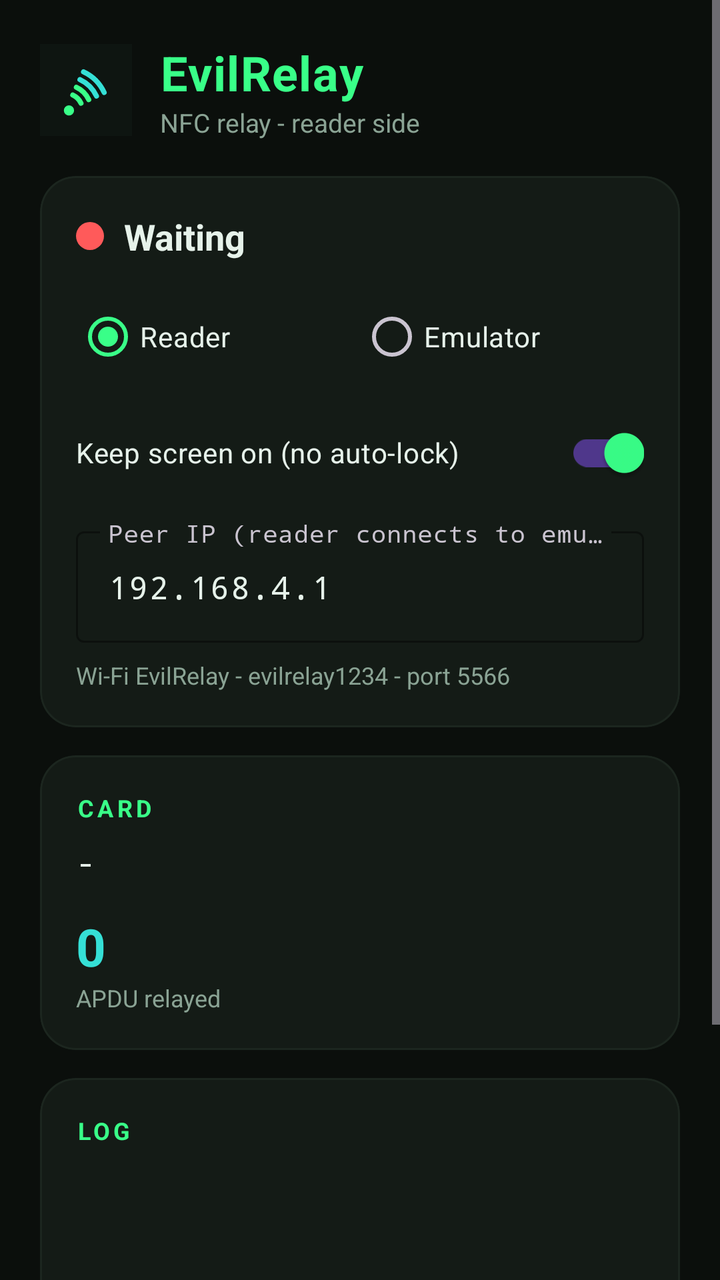
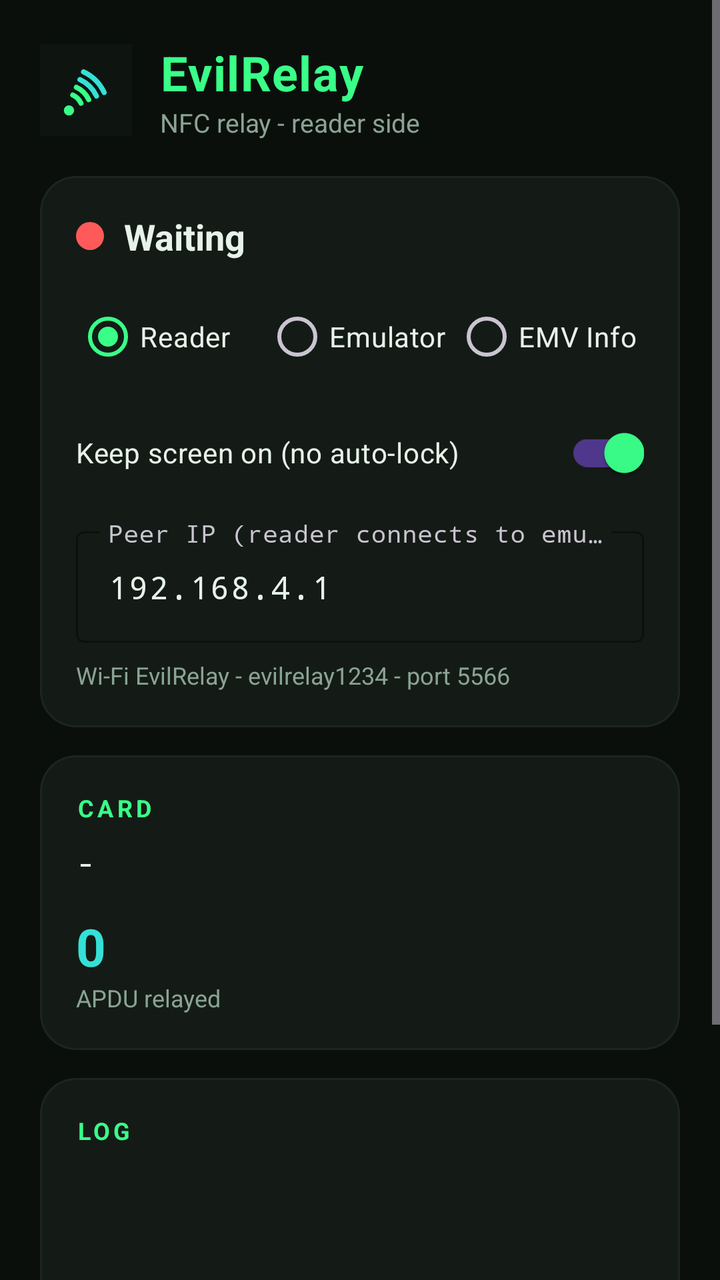

Compare the two renders of this Android layout. The source of the first and the diff that turns it into the second are given below.
<!-- AndroidManifest.xml: application theme Theme.EvilRelay -->
<!-- res/layout/activity_main.xml -->
<?xml version="1.0" encoding="utf-8"?>
<ScrollView xmlns:android="http://schemas.android.com/apk/res/android"
    xmlns:app="http://schemas.android.com/apk/res-auto"
    android:layout_width="match_parent"
    android:layout_height="match_parent"
    android:background="@color/bg"
    android:fillViewport="true">

    <LinearLayout
        android:layout_width="match_parent"
        android:layout_height="wrap_content"
        android:orientation="vertical"
        android:padding="20dp">

        
        <LinearLayout
            android:layout_width="match_parent"
            android:layout_height="wrap_content"
            android:orientation="horizontal"
            android:gravity="center_vertical"
            android:paddingBottom="18dp">

            <ImageView
                android:layout_width="46dp"
                android:layout_height="46dp"
                android:src="@drawable/ic_launcher_foreground"
                android:background="@color/ic_bg" />

            <LinearLayout
                android:layout_width="wrap_content"
                android:layout_height="wrap_content"
                android:orientation="vertical"
                android:layout_marginStart="14dp">

                <TextView
                    android:layout_width="wrap_content"
                    android:layout_height="wrap_content"
                    android:text="EvilRelay"
                    android:textColor="@color/accent"
                    android:textSize="24sp"
                    android:textStyle="bold"
                    android:letterSpacing="0.02" />

                <TextView
                    android:layout_width="wrap_content"
                    android:layout_height="wrap_content"
                    android:text="NFC relay - reader side"
                    android:textColor="@color/text_dim"
                    android:textSize="13sp" />
            </LinearLayout>
        </LinearLayout>

        
        <com.google.android.material.card.MaterialCardView
            android:layout_width="match_parent"
            android:layout_height="wrap_content"
            android:layout_marginBottom="14dp"
            app:cardBackgroundColor="@color/surface"
            app:cardCornerRadius="18dp"
            app:cardElevation="0dp"
            app:strokeColor="@color/surface2"
            app:strokeWidth="1dp">

            <LinearLayout
                android:layout_width="match_parent"
                android:layout_height="wrap_content"
                android:orientation="vertical"
                android:padding="18dp">

                <LinearLayout
                    android:layout_width="match_parent"
                    android:layout_height="wrap_content"
                    android:orientation="horizontal"
                    android:gravity="center_vertical"
                    android:paddingBottom="14dp">

                    <View
                        android:id="@+id/statusDot"
                        android:layout_width="14dp"
                        android:layout_height="14dp"
                        android:background="@drawable/dot"
                        android:backgroundTint="@color/err" />

                    <TextView
                        android:id="@+id/statusText"
                        android:layout_width="0dp"
                        android:layout_height="wrap_content"
                        android:layout_weight="1"
                        android:layout_marginStart="10dp"
                        android:text="Waiting"
                        android:textColor="@color/text"
                        android:textSize="18sp"
                        android:textStyle="bold" />
                </LinearLayout>

                <RadioGroup
                    android:id="@+id/roleGroup"
                    android:layout_width="match_parent"
                    android:layout_height="wrap_content"
                    android:orientation="horizontal"
                    android:paddingBottom="10dp">

                    <RadioButton
                        android:id="@+id/roleReader"
                        android:layout_width="0dp"
                        android:layout_height="wrap_content"
                        android:layout_weight="1"
                        android:checked="true"
                        android:text="Reader"
                        android:textColor="@color/text"
                        android:buttonTint="@color/accent" />

                    <RadioButton
                        android:id="@+id/roleEmulator"
                        android:layout_width="0dp"
                        android:layout_height="wrap_content"
                        android:layout_weight="1"
                        android:text="Emulator"
                        android:textColor="@color/text"
                        android:buttonTint="@color/accent" />
                </RadioGroup>

                <androidx.appcompat.widget.SwitchCompat
                    android:id="@+id/keepAwake"
                    android:layout_width="match_parent"
                    android:layout_height="wrap_content"
                    android:layout_marginBottom="10dp"
                    android:checked="true"
                    android:text="Keep screen on (no auto-lock)"
                    android:textColor="@color/text" />

                <LinearLayout
                    android:id="@+id/wifiBox"
                    android:layout_width="match_parent"
                    android:layout_height="wrap_content"
                    android:orientation="vertical">

                    <com.google.android.material.textfield.TextInputLayout
                        style="@style/Widget.Material3.TextInputLayout.OutlinedBox"
                        android:layout_width="match_parent"
                        android:layout_height="wrap_content"
                        android:hint="Peer IP (reader connects to emulator)"
                        app:boxStrokeColor="@color/accent"
                        app:hintTextColor="@color/text_dim">

                        <com.google.android.material.textfield.TextInputEditText
                            android:id="@+id/ipInput"
                            android:layout_width="match_parent"
                            android:layout_height="wrap_content"
                            android:inputType="text"
                            android:text="192.168.4.1"
                            android:textColor="@color/text"
                            android:fontFamily="monospace" />
                    </com.google.android.material.textfield.TextInputLayout>

                    <TextView
                        android:layout_width="match_parent"
                        android:layout_height="wrap_content"
                        android:layout_marginTop="8dp"
                        android:text="Wi-Fi EvilRelay - evilrelay1234 - port 5566"
                        android:textColor="@color/text_dim"
                        android:textSize="12sp" />
                </LinearLayout>
            </LinearLayout>
        </com.google.android.material.card.MaterialCardView>

        
        <com.google.android.material.card.MaterialCardView
            android:layout_width="match_parent"
            android:layout_height="wrap_content"
            android:layout_marginBottom="14dp"
            app:cardBackgroundColor="@color/surface"
            app:cardCornerRadius="18dp"
            app:cardElevation="0dp"
            app:strokeColor="@color/surface2"
            app:strokeWidth="1dp">

            <LinearLayout
                android:layout_width="match_parent"
                android:layout_height="wrap_content"
                android:orientation="vertical"
                android:padding="18dp">

                <TextView
                    android:layout_width="wrap_content"
                    android:layout_height="wrap_content"
                    android:text="CARD"
                    android:textColor="@color/accent"
                    android:textSize="12sp"
                    android:textStyle="bold"
                    android:letterSpacing="0.15" />

                <TextView
                    android:id="@+id/cardUid"
                    android:layout_width="match_parent"
                    android:layout_height="wrap_content"
                    android:layout_marginTop="8dp"
                    android:text="-"
                    android:textColor="@color/text"
                    android:textSize="16sp"
                    android:fontFamily="monospace" />

                <LinearLayout
                    android:layout_width="match_parent"
                    android:layout_height="wrap_content"
                    android:orientation="horizontal"
                    android:layout_marginTop="14dp">

                    <LinearLayout
                        android:layout_width="0dp"
                        android:layout_height="wrap_content"
                        android:layout_weight="1"
                        android:orientation="vertical">

                        <TextView
                            android:id="@+id/apduCount"
                            android:layout_width="wrap_content"
                            android:layout_height="wrap_content"
                            android:text="0"
                            android:textColor="@color/cyan"
                            android:textSize="26sp"
                            android:textStyle="bold" />

                        <TextView
                            android:layout_width="wrap_content"
                            android:layout_height="wrap_content"
                            android:text="APDU relayed"
                            android:textColor="@color/text_dim"
                            android:textSize="12sp" />
                    </LinearLayout>
                </LinearLayout>
            </LinearLayout>
        </com.google.android.material.card.MaterialCardView>

        
        <com.google.android.material.card.MaterialCardView
            android:layout_width="match_parent"
            android:layout_height="wrap_content"
            app:cardBackgroundColor="@color/surface"
            app:cardCornerRadius="18dp"
            app:cardElevation="0dp"
            app:strokeColor="@color/surface2"
            app:strokeWidth="1dp">

            <LinearLayout
                android:layout_width="match_parent"
                android:layout_height="wrap_content"
                android:orientation="vertical"
                android:padding="18dp">

                <TextView
                    android:layout_width="wrap_content"
                    android:layout_height="wrap_content"
                    android:text="LOG"
                    android:textColor="@color/accent"
                    android:textSize="12sp"
                    android:textStyle="bold"
                    android:letterSpacing="0.15"
                    android:paddingBottom="8dp" />

                <TextView
                    android:id="@+id/logText"
                    android:layout_width="match_parent"
                    android:layout_height="wrap_content"
                    android:minHeight="180dp"
                    android:text=""
                    android:textColor="@color/text_dim"
                    android:textSize="12sp"
                    android:fontFamily="monospace"
                    android:lineSpacingExtra="2dp" />
            </LinearLayout>
        </com.google.android.material.card.MaterialCardView>
    </LinearLayout>
</ScrollView>
<!-- resources referenced by this layout -->
<resources>
  <color name="accent">#39FF88</color>
  <color name="bg">#0B0F0C</color>
  <color name="cyan">#35E0D6</color>
  <color name="err">#FF5A5A</color>
  <color name="ic_bg">#0E1511</color>
  <color name="surface">#141B16</color>
  <color name="surface2">#1C261F</color>
  <color name="text">#E6F2EA</color>
  <color name="text_dim">#8AA394</color>
  <!-- drawable dot (drawable) -->
  <?xml version="1.0" encoding="utf-8"?>
  <shape xmlns:android="http://schemas.android.com/apk/res/android" android:shape="oval">
      <solid android:color="#FFFFFF" />
      <size android:width="14dp" android:height="14dp" />
  </shape>
  <!-- drawable ic_launcher_foreground (drawable) -->
  <vector xmlns:android="http://schemas.android.com/apk/res/android"
      android:width="108dp"
      android:height="108dp"
      android:viewportWidth="108"
      android:viewportHeight="108">
  
      
      <path
          android:fillColor="#39FF88"
          android:pathData="M34,78 m-6,0 a6,6 0 1,0 12,0 a6,6 0 1,0 -12,0" />
  
      
      <path
          android:strokeColor="#39FF88"
          android:strokeWidth="6"
          android:strokeLineCap="round"
          android:fillColor="#00000000"
          android:pathData="M38.5,59.9 A20,20 0 0,1 48.1,69.5" />
      <path
          android:strokeColor="#39FF88"
          android:strokeWidth="6"
          android:strokeLineCap="round"
          android:fillColor="#00000000"
          android:pathData="M42.7,50.8 A30,30 0 0,1 57.2,65.3" />
      <path
          android:strokeColor="#35E0D6"
          android:strokeWidth="6"
          android:strokeLineCap="round"
          android:fillColor="#00000000"
          android:pathData="M46.9,41.8 A40,40 0 0,1 66.3,61.1" />
      <path
          android:strokeColor="#35E0D6"
          android:strokeWidth="6"
          android:strokeLineCap="round"
          android:fillColor="#00000000"
          android:pathData="M51.1,32.7 A50,50 0 0,1 75.3,56.9" />
  </vector>
  <style name="Theme.EvilRelay" parent="Theme.Material3.Dark.NoActionBar">
          <item name="colorPrimary">@color/accent</item>
          <item name="colorOnPrimary">#062012</item>
          <item name="colorSecondary">@color/cyan</item>
          <item name="android:colorBackground">@color/bg</item>
          <item name="colorSurface">@color/surface</item>
          <item name="colorOnSurface">@color/text</item>
          <item name="android:statusBarColor">@color/bg</item>
          <item name="android:navigationBarColor">@color/bg</item>
      </style>
</resources>

<!-- the commit's change to res/layout/activity_main.xml (unified diff, before → after) -->
@@ -42,6 +42,7 @@
                     android:letterSpacing="0.02" />
 
                 <TextView
+                    android:id="@+id/subtitle"
                     android:layout_width="wrap_content"
                     android:layout_height="wrap_content"
                     android:text="NFC relay - reader side"
@@ -116,6 +117,15 @@
                         android:layout_height="wrap_content"
                         android:layout_weight="1"
                         android:text="Emulator"
+                        android:textColor="@color/text"
+                        android:buttonTint="@color/accent" />
+
+                    <RadioButton
+                        android:id="@+id/roleEmvInfo"
+                        android:layout_width="0dp"
+                        android:layout_height="wrap_content"
+                        android:layout_weight="1"
+                        android:text="EMV Info"
                         android:textColor="@color/text"
                         android:buttonTint="@color/accent" />
                 </RadioGroup>
@@ -165,7 +175,116 @@
         </com.google.android.material.card.MaterialCardView>
 
         
+        <LinearLayout
+            android:id="@+id/emvPanel"
+            android:layout_width="match_parent"
+            android:layout_height="wrap_content"
+            android:orientation="vertical"
+            android:visibility="gone"
+            android:layout_marginBottom="14dp"
+            android:background="@drawable/emv_card_bg"
+            android:padding="20dp">
+
+            <LinearLayout
+                android:layout_width="match_parent"
+                android:layout_height="wrap_content"
+                android:orientation="horizontal"
+                android:gravity="center_vertical">
+
+                <View
+                    android:layout_width="34dp"
+                    android:layout_height="26dp"
+                    android:background="@drawable/emv_chip" />
+
+                <View
+                    android:layout_width="0dp"
+                    android:layout_height="1dp"
+                    android:layout_weight="1" />
+
+                <TextView
+                    android:id="@+id/emvScheme"
+                    android:layout_width="wrap_content"
+                    android:layout_height="wrap_content"
+                    android:background="@drawable/chip_bg"
+                    android:paddingHorizontal="12dp"
+                    android:paddingVertical="5dp"
+                    android:text="EMV"
+                    android:textColor="@color/bg"
+                    android:textSize="13sp"
+                    android:textStyle="bold"
+                    android:letterSpacing="0.05" />
+            </LinearLayout>
+
+            <TextView
+                android:id="@+id/emvPan"
+                android:layout_width="match_parent"
+                android:layout_height="wrap_content"
+                android:layout_marginTop="22dp"
+                android:text="----  ----  ----  ----"
+                android:textColor="@color/text"
+                android:textSize="23sp"
+                android:fontFamily="monospace"
+                android:letterSpacing="0.08" />
+
+            <LinearLayout
+                android:layout_width="match_parent"
+                android:layout_height="wrap_content"
+                android:orientation="horizontal"
+                android:layout_marginTop="20dp">
+
+                <LinearLayout
+                    android:layout_width="0dp"
+                    android:layout_height="wrap_content"
+                    android:layout_weight="1"
+                    android:orientation="vertical">
+
+                    <TextView
+                        android:layout_width="wrap_content"
+                        android:layout_height="wrap_content"
+                        android:text="CARDHOLDER"
+                        android:textColor="@color/text_dim"
+                        android:textSize="10sp"
+                        android:letterSpacing="0.12" />
+
+                    <TextView
+                        android:id="@+id/emvName"
+                        android:layout_width="wrap_content"
+                        android:layout_height="wrap_content"
+                        android:text="-"
+                        android:textColor="@color/text"
+                        android:textSize="15sp"
+                        android:fontFamily="monospace" />
+                </LinearLayout>
+
+                <LinearLayout
+                    android:layout_width="wrap_content"
+                    android:layout_height="wrap_content"
+                    android:orientation="vertical"
+                    android:gravity="end">
+
+                    <TextView
+                        android:layout_width="wrap_content"
+                        android:layout_height="wrap_content"
+                        android:text="VALID THRU"
+                        android:textColor="@color/text_dim"
+                        android:textSize="10sp"
+                        android:letterSpacing="0.12" />
+
+                    <TextView
+                        android:id="@+id/emvExp"
+                        android:layout_width="wrap_content"
+                        android:layout_height="wrap_content"
+                        android:text="--/--"
+                        android:textColor="@color/text"
+                        android:textSize="15sp"
+                        android:fontFamily="monospace" />
+                </LinearLayout>
+            </LinearLayout>
+        </LinearLayout>
+
+        
         <com.google.android.material.card.MaterialCardView
+            android:id="@+id/relayPanel"
             android:layout_width="match_parent"
             android:layout_height="wrap_content"
             android:layout_marginBottom="14dp"
@@ -249,6 +368,7 @@
                 android:padding="18dp">
 
                 <TextView
+                    android:id="@+id/logLabel"
                     android:layout_width="wrap_content"
                     android:layout_height="wrap_content"
                     android:text="LOG"
<!-- resource entries referenced after the edit -->
@@ -9,11 +9,40 @@
   <color name="surface2">#1C261F</color>
   <color name="text">#E6F2EA</color>
   <color name="text_dim">#8AA394</color>
+  <!-- drawable chip_bg (drawable) -->
+  <?xml version="1.0" encoding="utf-8"?>
+  <shape xmlns:android="http://schemas.android.com/apk/res/android"
+      android:shape="rectangle">
+      <solid android:color="@color/accent" />
+      <corners android:radius="7dp" />
+  </shape>
   <!-- drawable dot (drawable) -->
   <?xml version="1.0" encoding="utf-8"?>
   <shape xmlns:android="http://schemas.android.com/apk/res/android" android:shape="oval">
       <solid android:color="#FFFFFF" />
       <size android:width="14dp" android:height="14dp" />
+  </shape>
+  <!-- drawable emv_card_bg (drawable) -->
+  <?xml version="1.0" encoding="utf-8"?>
+  <shape xmlns:android="http://schemas.android.com/apk/res/android"
+      android:shape="rectangle">
+      <gradient
+          android:angle="135"
+          android:startColor="#16351F"
+          android:centerColor="#102219"
+          android:endColor="#0A1410" />
+      <corners android:radius="20dp" />
+      <stroke android:width="1dp" android:color="@color/accent_dim" />
+  </shape>
+  <!-- drawable emv_chip (drawable) -->
+  <?xml version="1.0" encoding="utf-8"?>
+  <shape xmlns:android="http://schemas.android.com/apk/res/android"
+      android:shape="rectangle">
+      <gradient
+          android:angle="135"
+          android:startColor="#E8C76A"
+          android:endColor="#B8922F" />
+      <corners android:radius="5dp" />
   </shape>
   <!-- drawable ic_launcher_foreground (drawable) -->
   <vector xmlns:android="http://schemas.android.com/apk/res/android"
@@ -63,5 +92,6 @@
           <item name="android:statusBarColor">@color/bg</item>
           <item name="android:navigationBarColor">@color/bg</item>
       </style>
+  <color name="accent_dim">#1F7A44</color>
 </resources>
 
